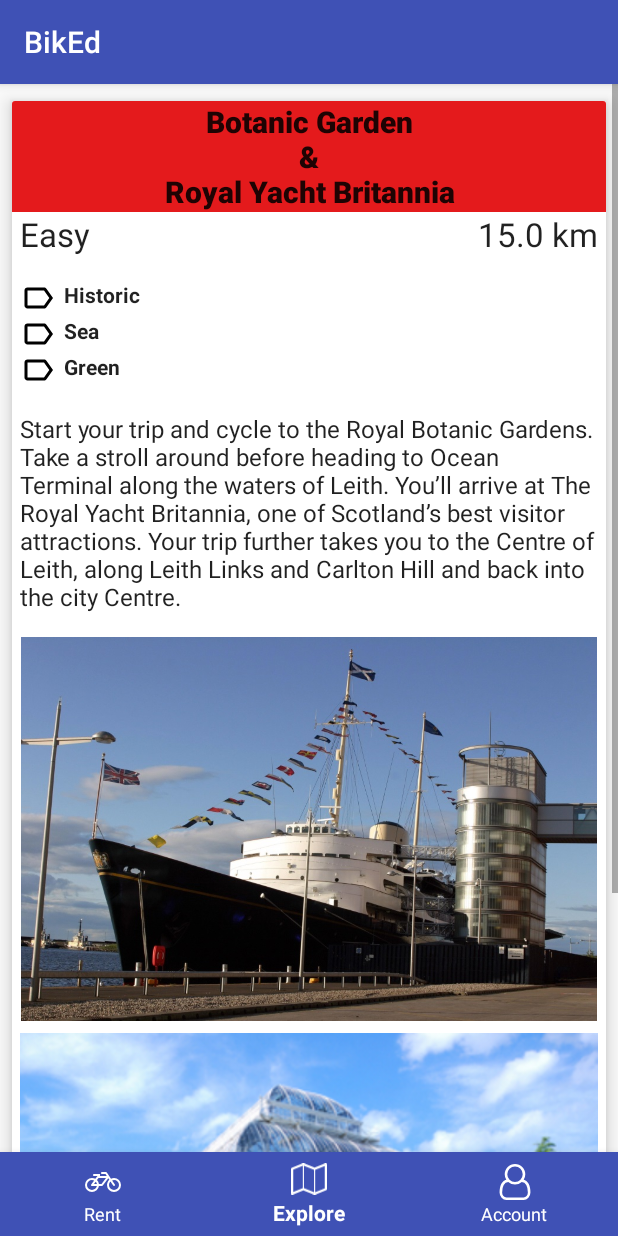
After one commit to boramalper/BikED, an Android app: the DetailsActivity screen opened directly, with no data from a screen before it, on a phone screen of 412 x 824 dp. The commit adds this screen. Run offline under Robolectric (Android 15) with nearby library versions, the phone set to English and light mode, and no system bars.

Commit message:
"Explore" IS DONE LIKE FOR REAL!

```diff
--- a/app/src/main/AndroidManifest.xml
+++ b/app/src/main/AndroidManifest.xml
@@ -17,7 +17,6 @@
         <meta-data
             android:name="com.google.android.gms.version"
             android:value="@integer/google_play_services_version" />
-
         <meta-data
             android:name="com.google.android.geo.API_KEY"
             android:value="AIzaSyBjuiesA9Z2TS6Cepwdiq5HiFHsrKh98eI" />
@@ -29,6 +28,7 @@
             android:theme="@style/Theme.AppCompat.NoActionBar">
             <intent-filter>
                 <action android:name="android.intent.action.MAIN" />
+
                 <category android:name="android.intent.category.LAUNCHER" />
             </intent-filter>
         </activity>
@@ -53,8 +53,10 @@
             android:label="@string/title_activity_login" />
         <activity android:name=".RentActivity" />
         <activity android:name=".AccountActivity" />
-        <activity android:name=".ReservationActivity"
+        <activity
+            android:name=".ReservationActivity"
             android:windowSoftInputMode="adjustPan" />
+        <activity android:name=".DetailsActivity"></activity>
     </application>
 
 </manifest>
--- /dev/null
+++ b/app/src/main/java/org/boramalper/labs/biked/DetailsActivity.java
@@ -0,0 +1,46 @@
+package org.boramalper.labs.biked;
+
+import android.content.Intent;
+import android.support.annotation.NonNull;
+import android.support.design.widget.BottomNavigationView;
+import android.support.v4.widget.ExploreByTouchHelper;
+import android.support.v7.app.AppCompatActivity;
+import android.os.Bundle;
+import android.view.MenuItem;
+
+public class DetailsActivity extends AppCompatActivity {
+
+    @Override
+    protected void onCreate(Bundle savedInstanceState) {
+        super.onCreate(savedInstanceState);
+        setContentView(R.layout.activity_details);
+
+        BottomNavigationView bottomNavigation = findViewById(R.id.bottomNavigation);
+        bottomNavigation.setSelectedItemId(R.id.action_explore);
+        bottomNavigation.setOnNavigationItemSelectedListener(new BottomNavigationView.OnNavigationItemSelectedListener() {
+            @Override
+            public boolean onNavigationItemSelected(@NonNull MenuItem item) {
+                if (item.getTitle().equals("Rent")) {
+                    proceedTo(RentActivity.class, true);
+                } else if (item.getTitle().equals("Explore")) {
+                    proceedTo(MainActivity.class, true);
+                } else if (item.getTitle().equals("Account")) {
+                    proceedTo(AccountActivity.class, true);
+                }
+
+                return true;
+            }
+        });
+    }
+
+    private void proceedTo(Class<?> cls, boolean noAnimation) {
+        Intent intent = new Intent(this, cls);
+        if (noAnimation) {
+            intent.addFlags(Intent.FLAG_ACTIVITY_NO_ANIMATION);
+        }
+        startActivity(intent);
+        if (noAnimation) {
+            overridePendingTransition(0, 0);
+        }
+    }
+}
--- a/app/src/main/java/org/boramalper/labs/biked/MainActivity.java
+++ b/app/src/main/java/org/boramalper/labs/biked/MainActivity.java
@@ -5,15 +5,11 @@ import android.graphics.Color;
 import android.support.annotation.NonNull;
 import android.support.annotation.Nullable;
 import android.support.design.widget.BottomNavigationView;
-import android.support.v4.app.Fragment;
 import android.support.v7.app.AppCompatActivity;
 import android.os.Bundle;
-import android.support.v7.widget.RecyclerView;
 import android.util.Log;
-import android.view.LayoutInflater;
 import android.view.MenuItem;
 import android.view.View;
-import android.view.ViewGroup;
 
 import com.google.android.gms.maps.CameraUpdate;
 import com.google.android.gms.maps.CameraUpdateFactory;
@@ -109,7 +105,7 @@ public class MainActivity extends AppCompatActivity {
                 }
             }
         });
-        discreteScrollView.setAdapter(InfiniteScrollAdapter.wrap(new RoutesAdapter(routes)));
+        discreteScrollView.setAdapter(InfiniteScrollAdapter.wrap(new RoutesAdapter(this, routes)));
         discreteScrollView.setItemTransitionTimeMillis(200);
         discreteScrollView.setItemTransformer(new ScaleTransformer.Builder().setMinScale(0.8f).build());
 
@@ -124,6 +120,13 @@ public class MainActivity extends AppCompatActivity {
                     routePortobelloHolyrood.kmlLayer = new KmlLayer(googleMap, R.raw.portobello_holyrood, getApplicationContext());
                     routeInverleithStockbridge.kmlLayer = new KmlLayer(googleMap, R.raw.inverleith_stockbridge, getApplicationContext());
                     routeCrammond.kmlLayer = new KmlLayer(googleMap, R.raw.crammond, getApplicationContext());
+
+                    try {
+                        Thread.sleep(1000);
+                    } catch (java.lang.InterruptedException exc) {
+                        /* IGNORE */
+                    }
+
 
                     CameraUpdate camUpdate = CameraUpdateFactory.newLatLngBounds(new LatLngBounds(new LatLng(55.919581, -3.314071), new LatLng(55.992527, -3.097852)), 0);
                     googleMap.moveCamera(camUpdate);
@@ -155,7 +158,6 @@ public class MainActivity extends AppCompatActivity {
                 return true;
             }
         });
-
     }
 
     private void proceedTo(Class<?> cls, boolean noAnimation) {
--- a/app/src/main/java/org/boramalper/labs/biked/RoutesAdapter.java
+++ b/app/src/main/java/org/boramalper/labs/biked/RoutesAdapter.java
@@ -1,11 +1,13 @@
 package org.boramalper.labs.biked;
 
+import android.content.Intent;
 import android.support.v7.widget.CardView;
 import android.support.v7.widget.RecyclerView;
 import android.view.LayoutInflater;
 import android.view.View;
 import android.view.ViewGroup;
 import android.widget.TextView;
+
 
 import java.util.Locale;
 
@@ -15,8 +17,10 @@ import java.util.Locale;
 
 public class RoutesAdapter extends RecyclerView.Adapter<RoutesAdapter.ViewHolder> {
     private Route[] routes;
+    private MainActivity mainActivity;
 
-    RoutesAdapter(Route[] routes) {
+    RoutesAdapter(MainActivity mainActivity, Route[] routes) {
+        this.mainActivity = mainActivity;
         this.routes = routes;
     }
 
@@ -38,6 +42,13 @@ public class RoutesAdapter extends RecyclerView.Adapter<RoutesAdapter.ViewHolder
         ((TextView) holder.itemView.findViewById(R.id.textViewTag1)).setText(routes[position].tags[0]);
         ((TextView) holder.itemView.findViewById(R.id.textViewTag2)).setText(routes[position].tags[1]);
         ((TextView) holder.itemView.findViewById(R.id.textViewTag3)).setText(routes[position].tags[2]);
+
+        holder.itemView.findViewById(R.id.buttonViewDetails).setOnClickListener(new View.OnClickListener() {
+            @Override
+            public void onClick(View v) {
+                proceedTo(DetailsActivity.class, false);
+            }
+        });
     }
 
     @Override
@@ -53,4 +64,15 @@ public class RoutesAdapter extends RecyclerView.Adapter<RoutesAdapter.ViewHolder
             cardView = itemView.findViewById(R.id.cardView);
         }
     }
+
+    private void proceedTo(Class<?> cls, boolean noAnimation) {
+        Intent intent = new Intent(mainActivity, cls);
+        if (noAnimation) {
+            intent.addFlags(Intent.FLAG_ACTIVITY_NO_ANIMATION);
+        }
+        mainActivity.startActivity(intent);
+        if (noAnimation) {
+            mainActivity.overridePendingTransition(0, 0);
+        }
+    }
 }
--- /dev/null
+++ b/app/src/main/res/layout/activity_details.xml
@@ -0,0 +1,185 @@
+<?xml version="1.0" encoding="utf-8"?>
+<android.support.constraint.ConstraintLayout xmlns:android="http://schemas.android.com/apk/res/android"
+    xmlns:app="http://schemas.android.com/apk/res-auto"
+    xmlns:tools="http://schemas.android.com/tools"
+    android:layout_width="match_parent"
+    android:layout_height="match_parent"
+    tools:context="org.boramalper.labs.biked.DetailsActivity">
+
+    <android.support.design.widget.BottomNavigationView
+        android:id="@+id/bottomNavigation"
+        android:layout_width="0dp"
+        android:layout_height="wrap_content"
+        app:itemBackground="@color/colorPrimary"
+        app:itemIconTint="#FFFFFF"
+        app:itemTextColor="#FFFFFF"
+        app:menu="@menu/bottom_navigation_main"
+        app:layout_constraintBottom_toBottomOf="parent"
+        app:layout_constraintStart_toStartOf="parent"
+        app:layout_constraintStart_toEndOf="parent"
+        tools:layout_editor_absoluteX="274dp" />
+
+    <ScrollView
+        android:layout_width="0dp"
+        android:layout_height="0dp"
+        android:layout_marginLeft="0dp"
+        app:layout_constraintLeft_toLeftOf="parent"
+        android:layout_marginRight="0dp"
+        app:layout_constraintRight_toRightOf="parent"
+        app:layout_constraintTop_toTopOf="parent"
+        android:layout_marginTop="0dp"
+        android:layout_marginBottom="0dp"
+        app:layout_constraintBottom_toTopOf="@+id/bottomNavigation"
+        app:layout_constraintVertical_bias="1.0">
+
+        <LinearLayout
+            android:layout_width="match_parent"
+            android:layout_height="wrap_content"
+            android:orientation="vertical" >
+
+            <android.support.v7.widget.CardView
+                android:layout_width="match_parent"
+                android:layout_height="wrap_content"
+                app:cardElevation="7dp"
+                app:cardUseCompatPadding="true">
+
+                <LinearLayout
+                    android:layout_width="match_parent"
+                    android:layout_height="match_parent"
+                    android:orientation="vertical">
+
+                    <TextView
+                        android:id="@+id/textViewTitle"
+                        android:layout_width="match_parent"
+                        android:layout_height="wrap_content"
+                        android:layout_alignParentEnd="true"
+                        android:background="#e41a1c"
+                        android:clickable="true"
+                        android:textAlignment="center"
+                        android:textAppearance="@style/TextAppearance.AppCompat.Title"
+                        android:textStyle="bold"
+                        android:visibility="visible"
+                        tools:clickable="true"
+                        android:text="Botanic Garden\n&amp;\nRoyal Yacht Britannia" />
+
+                    <LinearLayout
+                        android:layout_width="match_parent"
+                        android:layout_height="wrap_content"
+                        android:orientation="horizontal">
+
+                        <TextView
+                            android:id="@+id/textViewLevel"
+                            android:layout_width="wrap_content"
+                            android:layout_height="wrap_content"
+                            android:layout_marginLeft="5dp"
+                            android:layout_weight="1"
+                            android:text="Easy"
+                            android:textAppearance="@style/TextAppearance.AppCompat.Large" />
+
+                        <TextView
+                            android:id="@+id/textViewLength"
+                            android:layout_width="wrap_content"
+                            android:layout_height="wrap_content"
+                            android:layout_marginRight="5dp"
+                            android:layout_weight="1"
+                            android:text="15.0 km"
+                            android:textAlignment="textEnd"
+                            android:textAppearance="@style/TextAppearance.AppCompat.Large" />
+                    </LinearLayout>
+
+                    <View
+                        android:layout_width="match_parent"
+                        android:layout_height="16dp" />
+
+                    <LinearLayout
+                        android:layout_width="match_parent"
+                        android:layout_height="wrap_content"
+                        android:layout_marginLeft="5dp"
+                        android:orientation="vertical">
+
+                        <TextView
+                            android:id="@+id/textViewTag1"
+                            android:layout_width="match_parent"
+                            android:layout_height="wrap_content"
+                            android:layout_weight="1"
+                            android:drawableLeft="@drawable/ic_label_outline_black_24dp"
+                            android:drawablePadding="5dp"
+                            android:text="Historic"
+                            android:textAppearance="@style/TextAppearance.AppCompat.Body1"
+                            android:textStyle="bold" />
+
+                        <TextView
+                            android:id="@+id/textViewTag2"
+                            android:layout_width="match_parent"
+                            android:layout_height="wrap_content"
+                            android:layout_weight="1"
+                            android:drawableLeft="@drawable/ic_label_outline_black_24dp"
+                            android:drawablePadding="5dp"
+                            android:text="Sea"
+                            android:textAlignment="textStart"
+                            android:textAppearance="@style/TextAppearance.AppCompat.Body1"
+                            android:textStyle="bold" />
+
+                        <TextView
+                            android:id="@+id/textViewTag3"
+                            android:layout_width="match_parent"
+                            android:layout_height="wrap_content"
+                            android:layout_weight="1"
+                            android:drawableLeft="@drawable/ic_label_outline_black_24dp"
+                            android:drawablePadding="5dp"
+                            android:text="Green"
+                            android:textAlignment="textStart"
+                            android:textAppearance="@style/TextAppearance.AppCompat.Body1"
+                            android:textStyle="bold" />
+                    </LinearLayout>
+
+                    <View
+                        android:layout_width="match_parent"
+                        android:layout_height="16dp" />
+
+                    <TextView
+                        android:id="@+id/textViewDescription"
+                        android:layout_width="wrap_content"
+                        android:layout_height="wrap_content"
+                        android:layout_marginLeft="5dp"
+                        android:layout_marginRight="5dp"
+                        android:layout_weight="1"
+                        android:text="Start your trip and cycle to the Royal Botanic Gardens. Take a stroll around before heading to Ocean Terminal along the waters of Leith. You’ll arrive at The Royal Yacht Britannia, one of Scotland’s best visitor attractions. Your trip further takes you to the Centre of Leith, along Leith Links and Carlton Hill and back into the city Centre."
+                        android:textAppearance="@style/TextAppearance.AppCompat.Body1"
+                        android:textSize="16sp" />
+
+                    <View
+                        android:layout_width="match_parent"
+                        android:layout_height="16dp" />
+
+                <LinearLayout
+                    android:layout_width="match_parent"
+                    android:layout_height="wrap_content"
+                    android:layout_marginLeft="5dp"
+                    android:layout_marginRight="5dp"
+                    android:layout_marginBottom="8dp"
+                    android:orientation="vertical">
+                    <ImageView
+                        android:id="@+id/imageView2"
+                        android:layout_width="match_parent"
+                        android:layout_height="wrap_content"
+                        app:srcCompat="@drawable/royal_yacht"
+                        android:adjustViewBounds="true" />
+
+                    <View
+                        android:layout_width="match_parent"
+                        android:layout_height="8dp" />
+
+                    <ImageView
+                        android:id="@+id/imageView3"
+                        android:layout_width="match_parent"
+                        android:layout_height="wrap_content"
+                        app:srcCompat="@drawable/botanic_garden"
+                        android:adjustViewBounds="true" />
+                    </LinearLayout>
+                </LinearLayout>
+            </android.support.v7.widget.CardView>
+        </LinearLayout>
+    </ScrollView>
+
+</android.support.constraint.ConstraintLayout>
--- a/app/src/main/res/layout/activity_main.xml
+++ b/app/src/main/res/layout/activity_main.xml
@@ -31,7 +31,7 @@ android:layout_height="match_parent">
         android:layout_marginRight="0dp"
         app:layout_constraintRight_toRightOf="parent"
         app:layout_constraintHorizontal_bias="0.0"
-        android:layout_marginBottom="8dp"
+        android:layout_marginBottom="0dp"
         app:layout_constraintBottom_toTopOf="@+id/discreteScrollView" />
 
     <com.yarolegovich.discretescrollview.DiscreteScrollView
--- a/app/src/main/res/layout/routes_card.xml
+++ b/app/src/main/res/layout/routes_card.xml
@@ -99,11 +99,18 @@
                 android:textStyle="bold" />
         </LinearLayout>
 
+    <LinearLayout
+        android:layout_width="match_parent"
+        android:layout_height="0dip"
+        android:layout_weight="1"
+        android:gravity="center|bottom"
+        android:orientation="vertical" >
         <Button
-            android:id="@+id/button4"
+            android:id="@+id/buttonViewDetails"
             android:layout_width="match_parent"
             android:layout_height="wrap_content"
             android:text="View Details" />
+    </LinearLayout>
 
     </LinearLayout>
 </android.support.v7.widget.CardView>
```
Also changed, not shown: app/build.gradle (+4 -3 lines), app/src/main/res/drawable/botanic_garden.jpg (added), app/src/main/res/drawable/royal_yacht.jpg (added).
